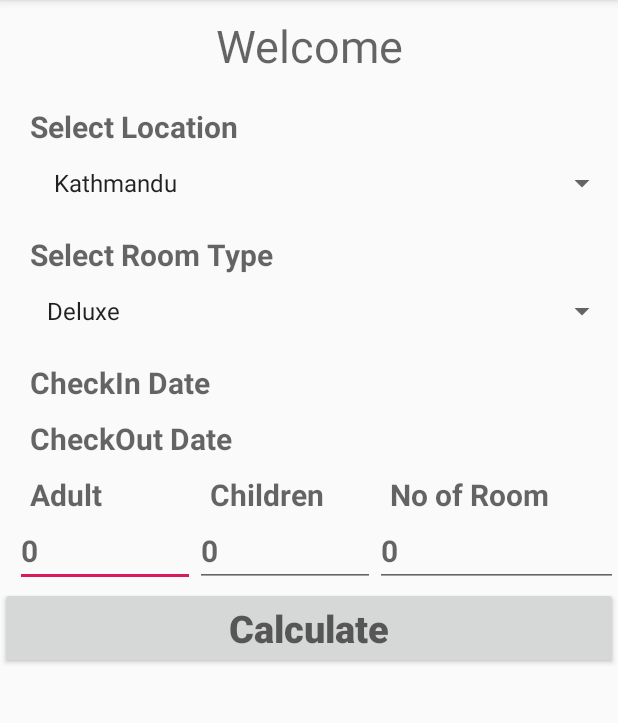
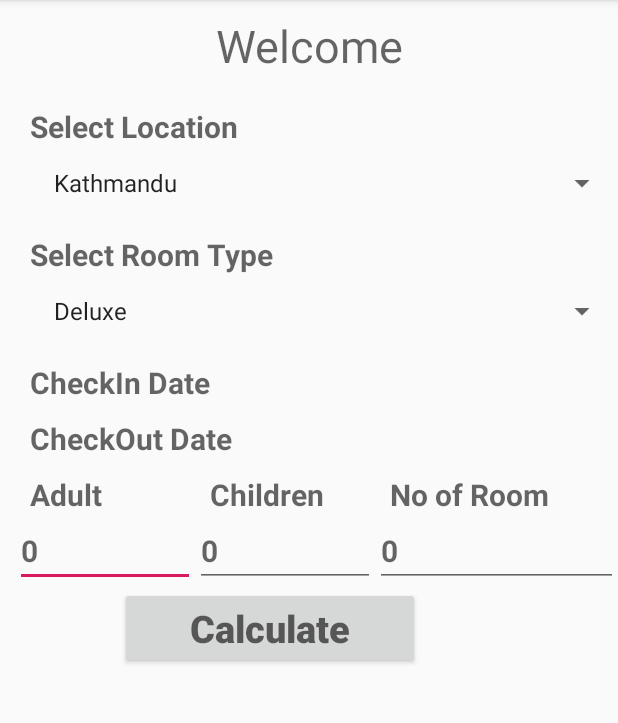
Before and after one commit to Sangita225/HotelBookingApp, an Android app: the screen it shows after launch (MainActivity), on a phone screen of 412 x 824 dp, the part 84-807 px from its top. Run offline under Robolectric (Android 15) with nearby library versions, the phone set to English and light mode, and no system bars.

```diff
--- a/app/src/main/AndroidManifest.xml
+++ b/app/src/main/AndroidManifest.xml
@@ -9,14 +9,16 @@
         android:roundIcon="@mipmap/ic_launcher_round"
         android:supportsRtl="true"
         android:theme="@style/AppTheme">
-        <activity android:name=".ProgressBar" />
-        <activity android:name=".MainActivity">
+        <activity android:name=".Splash_Activity">
             <intent-filter>
                 <action android:name="android.intent.action.MAIN" />
 
                 <category android:name="android.intent.category.LAUNCHER" />
             </intent-filter>
         </activity>
+        <activity android:name=".MainActivity">
+
+        </activity>
     </application>
 
 </manifest>
--- a/app/src/main/java/com/example/hotelbooking/MainActivity.java
+++ b/app/src/main/java/com/example/hotelbooking/MainActivity.java
@@ -111,6 +111,8 @@ spinRoomTYpe.setAdapter(adapter1);
                     return;
                 }
 
+
+
                 //calculate number of days
 
                 Calendar cal1 = Calendar.getInstance();
@@ -121,7 +123,7 @@ spinRoomTYpe.setAdapter(adapter1);
                 long millis2 = cal2.getTimeInMillis();
                 long diff = millis2 - millis1;
                 long diffDays = (diff / (86400000));
-               // noOfroom.setText("Number of Rooms : "+ etroomno.getText().toString());
+
 
 
                 int  numRoom = Integer.parseInt(etroomno.getText().toString());
--- /dev/null
+++ b/app/src/main/java/com/example/hotelbooking/Splash_Activity.java
@@ -0,0 +1,35 @@
+package com.example.hotelbooking;
+
+import androidx.appcompat.app.AppCompatActivity;
+
+import android.content.Intent;
+import android.os.Build;
+import android.os.Bundle;
+import android.os.Handler;
+import android.view.Window;
+import android.view.WindowManager;
+
+public class Splash_Activity extends AppCompatActivity {
+
+    private static final long SPLASH_SCREEN_TIMEOUT =2000 ;
+
+    @Override
+    protected void onCreate(Bundle savedInstanceState) {
+        super.onCreate(savedInstanceState);
+        setContentView(R.layout.activity_splash_);
+
+        if (Build.VERSION.SDK_INT >= Build.VERSION_CODES.KITKAT) {
+            Window w = getWindow(); // in Activity's onCreate() for instance
+            w.setFlags(WindowManager.LayoutParams.FLAG_FULLSCREEN, WindowManager.LayoutParams.FLAG_FULLSCREEN);
+        }
+
+        new Handler().postDelayed(new Runnable() {
+            @Override
+            public void run() {
+                Intent intent = new Intent(Splash_Activity.this, MainActivity.class);
+                startActivity(intent);
+                finish();
+            }
+        }, SPLASH_SCREEN_TIMEOUT);
+    }
+}
--- a/app/src/main/res/layout/activity_main.xml
+++ b/app/src/main/res/layout/activity_main.xml
@@ -51,7 +51,7 @@
     <Spinner
         android:layout_width="match_parent"
         android:layout_height="wrap_content"
-        android:layout_marginLeft="15dp"
+        android:layout_marginLeft="20dp"
 
         android:id="@+id/sproomtype"/>
 
@@ -175,16 +175,19 @@
 
 
 <Button
-    android:layout_width="match_parent"
+    android:layout_width="200dp"
     android:layout_height="wrap_content"
     android:hint="Calculate"
     android:id="@+id/btncalculate"
     android:textSize="25dp"
     android:textStyle="bold"
     android:textAlignment="center"
+    android:layout_marginLeft="80dp"
+
     />
 
 <!--output to calculate total-->
+
 
 
     <TextView
@@ -260,11 +263,12 @@
 
         />
 
+
+
     <TextView
         android:id="@+id/totaldays"
         android:layout_height="wrap_content"
         android:layout_width="match_parent"
-
         android:textSize="20dp"
         android:layout_margin="5dp"
         android:textStyle="bold"
@@ -275,6 +279,4 @@
 
 
 
-
-
 </LinearLayout>
```
Also changed, not shown: app/src/main/java/com/example/hotelbooking/ProgressBar.java (deleted, +0 -60 lines), app/src/main/res/layout/activity_progress_bar.xml (deleted, +0 -41 lines), app/src/main/res/layout/activity_splash_.xml (added, +46 -0 lines).
